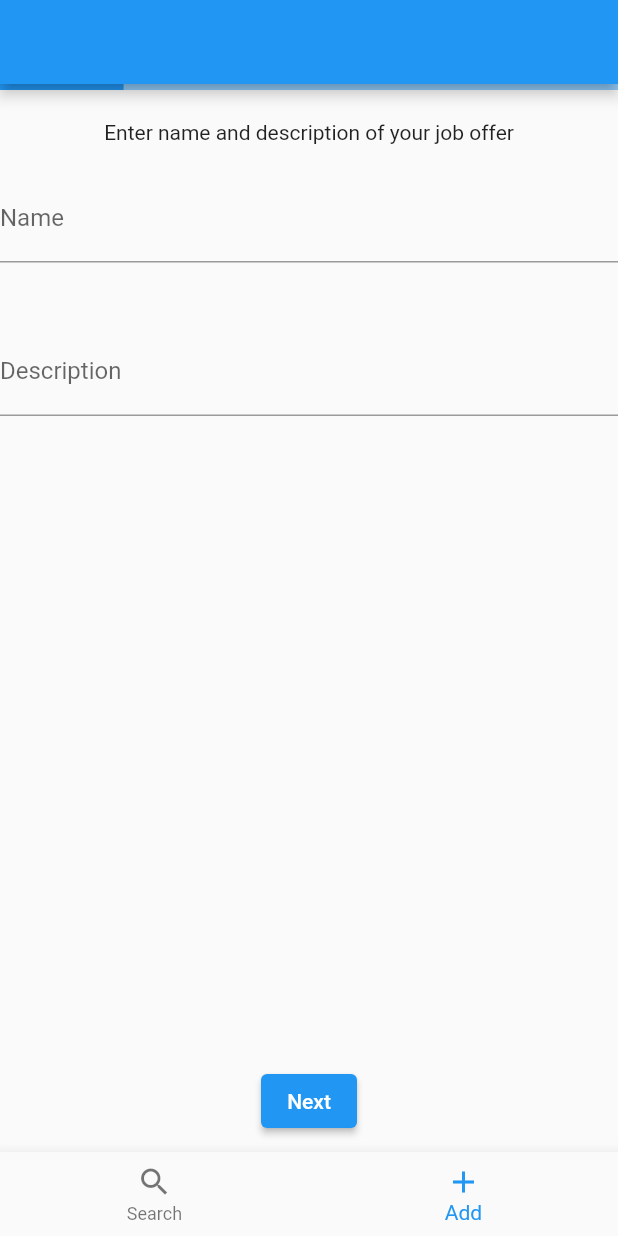
After one commit to Buba98/OnCallWork, a Flutter app: the screen it shows after launch, item 2 of the bottom bar chosen, on a phone screen of 412 x 824 dp. The commit adds this screen. Run offline on Flutter 3.47's test engine with Material 2 defaults, Android fonts, the phone set to English and light mode, and no system bars; our stand-ins replace cloud_firestore, firebase_auth, firebase_core, flutter_bloc, flutter_map, latlong2; accounts and stored records are empty.

Commit message:
Add job screen implemented

```diff
--- a/lib/auth_route/sign_in_route/sign_in_page.dart
+++ b/lib/auth_route/sign_in_route/sign_in_page.dart
@@ -33,7 +33,7 @@ class SignInPage extends StatelessWidget {
                 TextField(
                   controller: passwordTextEditingController,
                   decoration: InputDecoration(
-                    hintText: 'Password',
+                    labelText: 'Password',
                     errorText: state == SignInState.wrongEmail
                         ? "Wrong password"
                         : null,
--- a/lib/auth_route/sign_up_route/sign_up_page.dart
+++ b/lib/auth_route/sign_up_route/sign_up_page.dart
@@ -34,7 +34,7 @@ class SignUpPage extends StatelessWidget {
                 TextField(
                   controller: passwordTextEditingController,
                   decoration: InputDecoration(
-                    hintText: 'Password',
+                    labelText: 'Password',
                     errorText: state == SignUpState.weakPassword
                         ? "Weak password"
                         : null,
--- /dev/null
+++ b/lib/home_route/add_screen/add_screen.dart
@@ -0,0 +1,115 @@
+import 'package:cloud_firestore/cloud_firestore.dart';
+import 'package:flutter/material.dart';
+import 'package:flutter_bloc/flutter_bloc.dart';
+import 'package:latlong2/latlong.dart';
+import 'package:on_call_work/home_route/add_screen/pay_location_input_screen.dart';
+import 'package:on_call_work/home_route/add_screen/summary_screen.dart';
+import 'package:on_call_work/home_route/add_screen/to_input_screen.dart';
+
+import '../bloc/job_bloc.dart';
+import 'from_input_screen.dart';
+import 'name_description_input_screen.dart';
+
+class AddScreen extends StatefulWidget {
+  const AddScreen({Key? key}) : super(key: key);
+
+  @override
+  State<StatefulWidget> createState() => _AddScreen();
+}
+
+class _AddScreen extends State<AddScreen> {
+  late String name;
+  late String description;
+
+  late num pay;
+
+  late DateTime from;
+  late DateTime to;
+  late LatLng location;
+
+  int status = 0;
+
+  @override
+  Widget build(BuildContext context) {
+    return Scaffold(
+      appBar: AppBar(
+        automaticallyImplyLeading: false,
+        leading: status > 0
+            ? IconButton(
+                icon: const Icon(Icons.arrow_back),
+                onPressed: () => setState(() => status--),
+              )
+            : null,
+      ),
+      body: Column(
+        children: [
+          LinearProgressIndicator(
+            value: (status + 1) / 5,
+          ),
+          if (status == 0)
+            Flexible(
+              child: NameDescriptionInputScreen(
+                onPressed: (String name, String description) {
+                  this.name = name;
+                  this.description = description;
+                  setState(() => status++);
+                },
+              ),
+            ),
+          if (status == 1)
+            Flexible(
+              child: FromInputScreen(
+                onPressed: (DateTime from) {
+                  this.from = from;
+                  setState(() => status++);
+                },
+              ),
+            ),
+          if (status == 2)
+            Flexible(
+              child: ToInputScreen(
+                  onPressed: (DateTime from) {
+                    to = from;
+                    setState(() => status++);
+                  },
+                  from: from),
+            ),
+          if (status == 3)
+            Flexible(
+              child: PayLocationInputScreen(
+                onPressed: (LatLng location, num pay) {
+                  this.pay = pay;
+                  this.location = location;
+                  setState(() => status++);
+                },
+              ),
+            ),
+          if (status == 4)
+            Flexible(
+              child: SummaryScreen(
+                name: name,
+                location: location,
+                pay: pay,
+                to: to,
+                onPressed: () {
+                  context.read<JobBloc>().add(
+                        JobAddEvent(
+                          name: name,
+                          description: description,
+                          pay: pay,
+                          location:
+                              GeoPoint(location.latitude, location.longitude),
+                          from: Timestamp.fromDate(from),
+                          to: Timestamp.fromDate(to),
+                        ),
+                      );
+                },
+                description: '',
+                from: from,
+              ),
+            ),
+        ],
+      ),
+    );
+  }
+}
--- /dev/null
+++ b/lib/home_route/add_screen/name_description_input_screen.dart
@@ -0,0 +1,67 @@
+import 'package:flutter/material.dart';
+
+class NameDescriptionInputScreen extends StatefulWidget {
+  final Function(String, String) onPressed;
+
+  const NameDescriptionInputScreen({
+    Key? key,
+    required this.onPressed,
+  }) : super(key: key);
+
+  @override
+  State<StatefulWidget> createState() => _NameDescriptionInputScreenState();
+}
+
+class _NameDescriptionInputScreenState
+    extends State<NameDescriptionInputScreen> {
+  final TextEditingController nameTextEditingController =
+      TextEditingController();
+
+  final TextEditingController descriptionTextEditingController =
+      TextEditingController();
+
+  @override
+  Widget build(BuildContext context) {
+    return Column(
+      children: [
+        const Padding(
+          padding: EdgeInsets.symmetric(vertical: 20),
+          child: Text('Enter name and description of your job offer'),
+        ),
+        TextField(
+          controller: nameTextEditingController,
+          decoration: const InputDecoration(
+            labelText: 'Name',
+          ),
+        ),
+        const Spacer(
+          flex: 1,
+        ),
+        TextField(
+          controller: descriptionTextEditingController,
+          decoration: const InputDecoration(
+            labelText: 'Description',
+          ),
+        ),
+        const Spacer(
+          flex: 10,
+        ),
+        Padding(
+          padding: const EdgeInsets.fromLTRB(0, 0, 0, 10),
+          child: ElevatedButton(
+            onPressed: _onPressed,
+            child: const Text('Next'),
+          ),
+        ),
+      ],
+    );
+  }
+
+  void _onPressed() {
+    if (nameTextEditingController.text.isNotEmpty &&
+        descriptionTextEditingController.text.isNotEmpty) {
+      widget.onPressed(nameTextEditingController.text,
+          descriptionTextEditingController.text);
+    }
+  }
+}
--- a/lib/home_route/bloc/job_bloc.dart
+++ b/lib/home_route/bloc/job_bloc.dart
@@ -7,6 +7,8 @@ import '../../model/job.dart';
 abstract class JobState {}
 
 class JobInitState extends JobState {}
+
+class JobLoadingState extends JobState {}
 
 class JobLoadedState extends JobState {
   List<Job> jobs;
@@ -18,9 +20,28 @@ abstract class JobEvent {}
 
 class JobReloadEvent extends JobEvent {}
 
+class JobAddEvent extends JobEvent {
+  final String name;
+  final String description;
+  final num pay;
+  final GeoPoint location;
+  final Timestamp from;
+  final Timestamp to;
+
+  JobAddEvent({
+    required this.name,
+    required this.description,
+    required this.pay,
+    required this.location,
+    required this.from,
+    required this.to,
+  });
+}
+
 class JobBloc extends Bloc<JobEvent, JobState> {
   JobBloc() : super(JobInitState()) {
     on<JobReloadEvent>(_onJobReloadEvent);
+    on<JobAddEvent>(_onJobAddEvent);
   }
 
   _onJobReloadEvent(JobEvent event, Emitter<JobState> emit) async {
@@ -37,4 +58,21 @@ class JobBloc extends Bloc<JobEvent, JobState> {
 
     emit(JobLoadedState(jobs: jobs));
   }
+
+  _onJobAddEvent(JobEvent event, Emitter<JobState> emit) async {
+
+    print(1);
+
+    if (event is JobAddEvent) {
+      print(2);
+      Job job = Job(
+          name: event.name,
+          description: event.description,
+          from: event.from,
+          to: event.to,
+          pay: event.pay,
+          location: event.location);
+      RepositoryService.addDocument('works', job.json);
+    }
+  }
 }
--- a/lib/service/repository_service.dart
+++ b/lib/service/repository_service.dart
@@ -5,8 +5,8 @@ class RepositoryService {
   static final FirebaseFirestore _firestore = FirebaseFirestore.instance;
 
   static Future<void> addDocument(
-      CollectionReference collectionReference, Map<String, dynamic> document) {
-    return collectionReference.add(document).then(
+      String collectionPath, Map<String, dynamic> document) {
+    return _firestore.collection(collectionPath).add(document).then(
           (value) => developer.log("Document added: $value"),
         )..catchError(
         (error) => developer.log("Failed to add user: $error"),
--- a/pubspec.yaml
+++ b/pubspec.yaml
@@ -19,6 +19,7 @@ dependencies:
   cloud_firestore: ^3.2.1
   latlong2: ^0.8.1
   dart_geohash: ^2.0.2
+  flutter_map: ^1.1.1
 
 dev_dependencies:
   flutter_test:
```
Also changed, not shown: lib/home_route/add_screen.dart (deleted, +0 -9 lines), lib/home_route/add_screen/from_input_screen.dart (added, +138 -0 lines), lib/home_route/add_screen/pay_location_input_screen.dart (added, +96 -0 lines), lib/home_route/add_screen/summary_screen.dart (added, +66 -0 lines), lib/home_route/add_screen/to_input_screen.dart (added, +144 -0 lines), lib/home_route/home_page.dart (+2 -7 lines).
